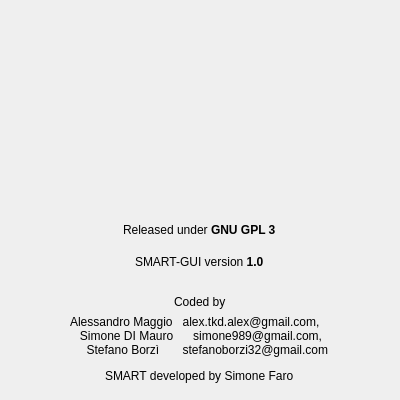
This is SMART-GUI-V2/aboutwindow.ui in smart-tool/smart-gui as Qt 5 draws it before an edit. The edited form follows.
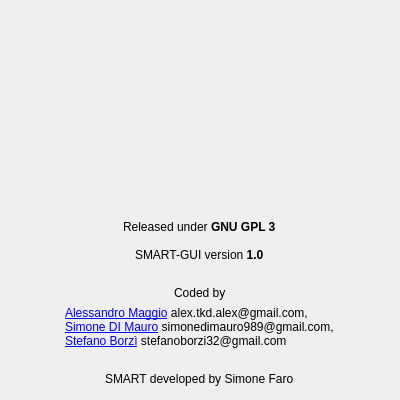
This is the edited form. Icons and pictures are not drawn.

Commit message: Link the profile github in about window. Remove the pdf printer for 'all-text' and 'multi-text'.

Patch:
```diff
--- a/SMART-GUI-V2/aboutwindow.ui
+++ b/SMART-GUI-V2/aboutwindow.ui
@@ -38,6 +38,9 @@
   <layout class="QHBoxLayout" name="horizontalLayout_2">
    <item>
     <layout class="QVBoxLayout" name="verticalLayout">
+     <property name="spacing">
+      <number>6</number>
+     </property>
      <item alignment="Qt::AlignHCenter">
       <widget class="QLabel" name="label">
        <property name="minimumSize">
@@ -88,9 +91,10 @@
      <item alignment="Qt::AlignHCenter">
       <widget class="QLabel" name="label_4">
        <property name="text">
-        <string>Alessandro Maggio   alex.tkd.alex@gmail.com, 
-   Simone DI Mauro      simone989@gmail.com, 
-     Stefano Borzì       stefanoborzi32@gmail.com</string>
+        <string>&lt;html&gt;&lt;head/&gt;&lt;body&gt;&lt;p&gt;&lt;a href=&quot;https://github.com/Tkd-Alex&quot;&gt;&lt;span style=&quot; text-decoration: underline; color:#0000ff;&quot;&gt;Alessandro Maggio&lt;/span&gt;&lt;/a&gt; alex.tkd.alex@gmail.com, &lt;br/&gt;&lt;a href=&quot;https://github.com/simone989&quot;&gt;&lt;span style=&quot; text-decoration: underline; color:#0000ff;&quot;&gt;Simone DI Mauro&lt;/span&gt;&lt;/a&gt; simonedimauro989@gmail.com,&lt;br/&gt;&lt;a href=&quot;https://github.com/Helias&quot;&gt;&lt;span style=&quot; text-decoration: underline; color:#0000ff;&quot;&gt;Stefano Borzì&lt;/span&gt;&lt;/a&gt; stefanoborzi32@gmail.com&lt;br&gt;&lt;/p&gt;&lt;/body&gt;&lt;/html&gt;</string>
+       </property>
+       <property name="openExternalLinks">
+        <bool>true</bool>
        </property>
       </widget>
      </item>
```
Left out of the diff: 2 changed lines with no effect on the pictures. The commit also changes 2 other files.
